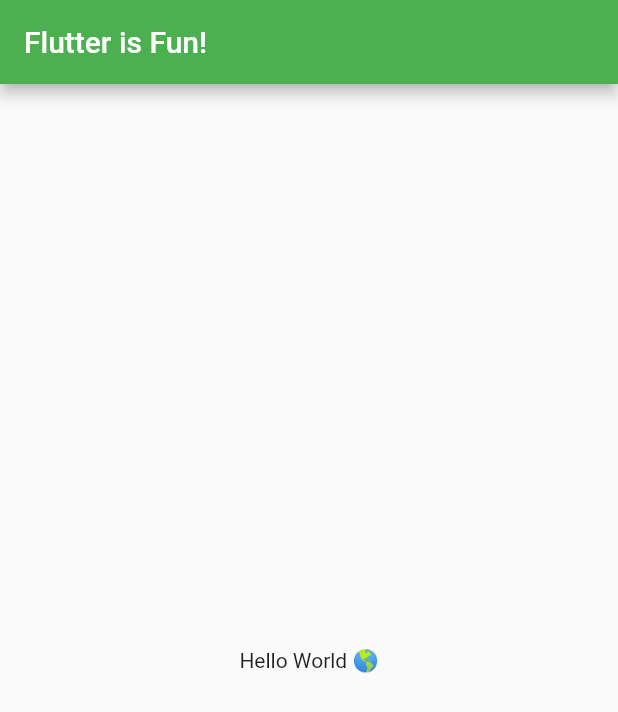
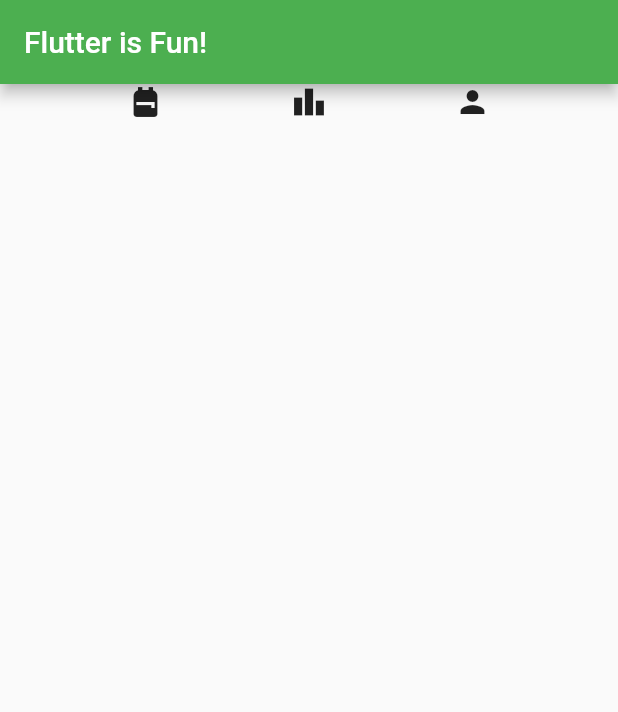
Before and after one commit to alh311/FlutterBasicTraining, a Flutter app: the screen it shows after launch, on a phone screen of 412 x 824 dp. Shown: the top 712 px of the screen. Run offline on Flutter 3.47's test engine with Material 2 defaults, Android fonts, the phone set to English and light mode, and no system bars.

Commit message:
Flex Layout

```diff
--- a/flutter_basic_training/lib/main.dart
+++ b/flutter_basic_training/lib/main.dart
@@ -15,11 +15,14 @@
           title: const Text('Flutter is Fun!'),
           backgroundColor: Colors.green,
         ),
-        body: const Center(
-          child: Padding(
-            child: Text('Hello World 🌎'),
-            padding: EdgeInsets.all(10),
-          ),
+        body: Row(
+          mainAxisAlignment: MainAxisAlignment.spaceEvenly,
+          crossAxisAlignment: CrossAxisAlignment.end,
+          children: const [
+            Icon(Icons.backpack),
+            Icon(Icons.leaderboard),
+            Icon(Icons.person),
+          ],
         ),
       ),
     );
```
